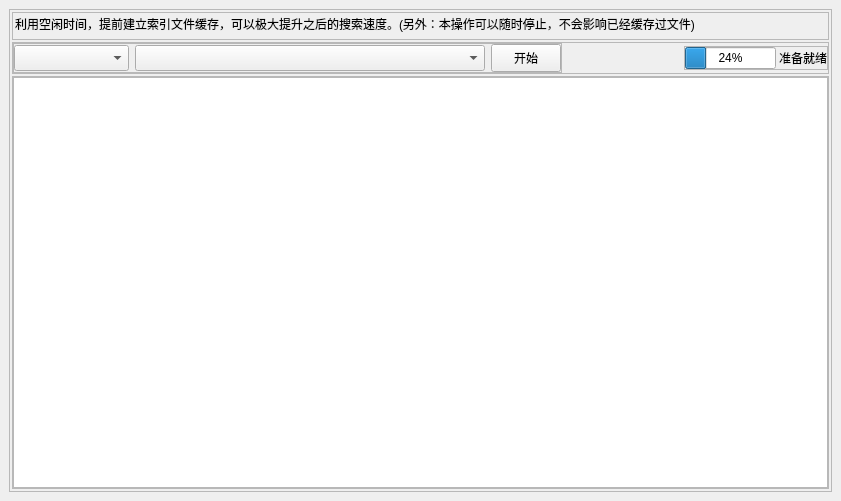
Qt form qcustomdialog/index.ui (Gaoyongxian666/OpenSearcher) before a commit.
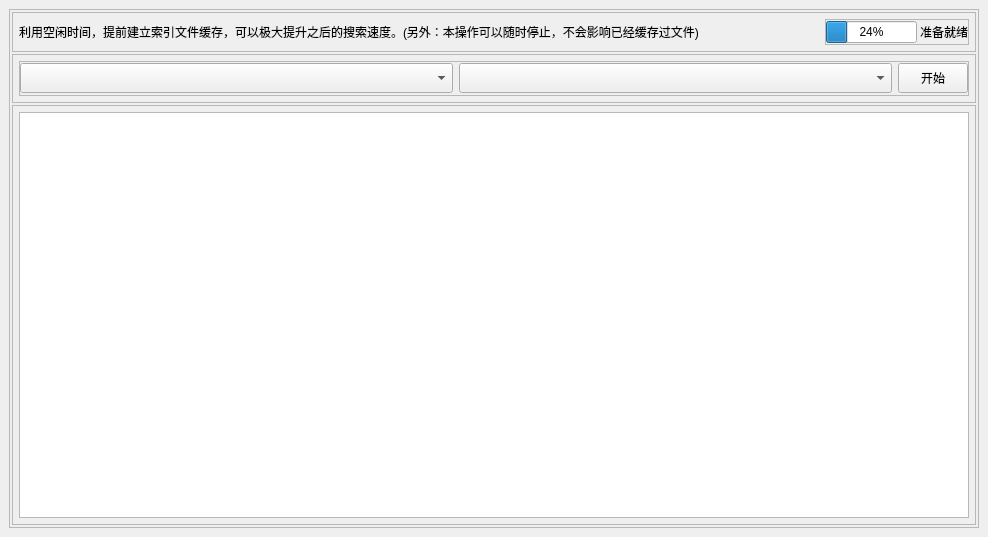
The same form after that commit. Custom widgets are drawn as their Qt base class.

Patch:
```diff
--- a/qcustomdialog/index.ui
+++ b/qcustomdialog/index.ui
@@ -6,8 +6,8 @@
    <rect>
     <x>0</x>
     <y>0</y>
-    <width>841</width>
-    <height>501</height>
+    <width>988</width>
+    <height>537</height>
    </rect>
   </property>
   <property name="windowTitle">
@@ -41,159 +41,54 @@
        </property>
        <item>
         <widget class="QFrame" name="frame_top">
+         <property name="minimumSize">
+          <size>
+           <width>0</width>
+           <height>40</height>
+          </size>
+         </property>
          <property name="frameShape">
           <enum>QFrame::StyledPanel</enum>
          </property>
          <property name="frameShadow">
           <enum>QFrame::Raised</enum>
          </property>
-         <layout class="QVBoxLayout" name="verticalLayout_3">
-          <property name="spacing">
-           <number>0</number>
-          </property>
+         <layout class="QHBoxLayout" name="horizontalLayout_2">
           <property name="leftMargin">
-           <number>2</number>
+           <number>6</number>
           </property>
           <property name="topMargin">
-           <number>2</number>
+           <number>6</number>
           </property>
           <property name="rightMargin">
-           <number>2</number>
+           <number>6</number>
           </property>
           <property name="bottomMargin">
            <number>6</number>
           </property>
           <item>
            <widget class="QLabel" name="label">
+            <property name="sizePolicy">
+             <sizepolicy hsizetype="Expanding" vsizetype="Preferred">
+              <horstretch>0</horstretch>
+              <verstretch>0</verstretch>
+             </sizepolicy>
+            </property>
+            <property name="minimumSize">
+             <size>
+              <width>500</width>
+              <height>0</height>
+             </size>
+            </property>
             <property name="text">
              <string>利用空闲时间，提前建立索引文件缓存，可以极大提升之后的搜索速度。(另外：本操作可以随时停止，不会影响已经缓存过文件)</string>
             </property>
-           </widget>
-          </item>
-         </layout>
-        </widget>
-       </item>
-       <item>
-        <widget class="QFrame" name="frame_center">
-         <property name="minimumSize">
-          <size>
-           <width>0</width>
-           <height>30</height>
-          </size>
-         </property>
-         <property name="frameShape">
-          <enum>QFrame::StyledPanel</enum>
-         </property>
-         <property name="frameShadow">
-          <enum>QFrame::Raised</enum>
-         </property>
-         <layout class="QHBoxLayout" name="horizontalLayout_2">
-          <property name="spacing">
-           <number>2</number>
-          </property>
-          <property name="leftMargin">
-           <number>0</number>
-          </property>
-          <property name="topMargin">
-           <number>0</number>
-          </property>
-          <property name="rightMargin">
-           <number>0</number>
-          </property>
-          <property name="bottomMargin">
-           <number>0</number>
-          </property>
-          <item alignment="Qt::AlignVCenter">
-           <widget class="QFrame" name="frame_center_left">
-            <property name="minimumSize">
-             <size>
-              <width>0</width>
-              <height>30</height>
-             </size>
+            <property name="wordWrap">
+             <bool>true</bool>
             </property>
-            <property name="frameShape">
-             <enum>QFrame::StyledPanel</enum>
-            </property>
-            <property name="frameShadow">
-             <enum>QFrame::Raised</enum>
-            </property>
-            <layout class="QHBoxLayout" name="horizontalLayout_3">
-             <property name="spacing">
-              <number>6</number>
-             </property>
-             <property name="leftMargin">
-              <number>0</number>
-             </property>
-             <property name="topMargin">
-              <number>0</number>
-             </property>
-             <property name="rightMargin">
-              <number>0</number>
-             </property>
-             <property name="bottomMargin">
-              <number>0</number>
-             </property>
-             <item>
-              <widget class="QComboCheckBox" name="comboBox">
-               <property name="sizePolicy">
-                <sizepolicy hsizetype="Preferred" vsizetype="Fixed">
-                 <horstretch>0</horstretch>
-                 <verstretch>0</verstretch>
-                </sizepolicy>
-               </property>
-               <property name="minimumSize">
-                <size>
-                 <width>115</width>
-                 <height>26</height>
-                </size>
-               </property>
-               <property name="maximumSize">
-                <size>
-                 <width>16777215</width>
-                 <height>26</height>
-                </size>
-               </property>
-              </widget>
-             </item>
-             <item>
-              <widget class="QComboCheckBox" name="comboBox_2">
-               <property name="sizePolicy">
-                <sizepolicy hsizetype="Preferred" vsizetype="Fixed">
-                 <horstretch>0</horstretch>
-                 <verstretch>0</verstretch>
-                </sizepolicy>
-               </property>
-               <property name="minimumSize">
-                <size>
-                 <width>350</width>
-                 <height>26</height>
-                </size>
-               </property>
-              </widget>
-             </item>
-             <item alignment="Qt::AlignVCenter">
-              <widget class="QPushButton" name="pushButton">
-               <property name="minimumSize">
-                <size>
-                 <width>0</width>
-                 <height>28</height>
-                </size>
-               </property>
-               <property name="maximumSize">
-                <size>
-                 <width>70</width>
-                 <height>28</height>
-                </size>
-               </property>
-               <property name="text">
-                <string>开始</string>
-               </property>
-              </widget>
-             </item>
-            </layout>
            </widget>
           </item>
-          <item alignment="Qt::AlignRight|Qt::AlignVCenter">
+          <item>
            <widget class="QFrame" name="frame_center_right">
             <property name="sizePolicy">
              <sizepolicy hsizetype="Preferred" vsizetype="Preferred">
@@ -238,7 +133,7 @@
              <property name="bottomMargin">
               <number>0</number>
              </property>
-             <item>
+             <item alignment="Qt::AlignRight">
               <widget class="QLoadingProgressBar" name="progressBar">
                <property name="maximumSize">
                 <size>
@@ -254,8 +149,8 @@
                </property>
               </widget>
              </item>
-             <item>
-              <widget class="QLabel" name="top_lable">
+             <item alignment="Qt::AlignRight">
+              <widget class="QClickableLabel" name="top_lable">
                <property name="sizePolicy">
                 <sizepolicy hsizetype="Preferred" vsizetype="Preferred">
                  <horstretch>0</horstretch>
@@ -288,6 +183,132 @@
          </layout>
         </widget>
        </item>
+       <item>
+        <widget class="QFrame" name="frame_center">
+         <property name="minimumSize">
+          <size>
+           <width>0</width>
+           <height>35</height>
+          </size>
+         </property>
+         <property name="frameShape">
+          <enum>QFrame::StyledPanel</enum>
+         </property>
+         <property name="frameShadow">
+          <enum>QFrame::Raised</enum>
+         </property>
+         <layout class="QVBoxLayout" name="verticalLayout_4">
+          <property name="leftMargin">
+           <number>6</number>
+          </property>
+          <property name="topMargin">
+           <number>6</number>
+          </property>
+          <property name="rightMargin">
+           <number>6</number>
+          </property>
+          <property name="bottomMargin">
+           <number>6</number>
+          </property>
+          <item>
+           <widget class="QFrame" name="frame_center_left">
+            <property name="minimumSize">
+             <size>
+              <width>0</width>
+              <height>35</height>
+             </size>
+            </property>
+            <property name="frameShape">
+             <enum>QFrame::StyledPanel</enum>
+            </property>
+            <property name="frameShadow">
+             <enum>QFrame::Raised</enum>
+            </property>
+            <layout class="QHBoxLayout" name="horizontalLayout_3">
+             <property name="spacing">
+              <number>6</number>
+             </property>
+             <property name="leftMargin">
+              <number>0</number>
+             </property>
+             <property name="topMargin">
+              <number>0</number>
+             </property>
+             <property name="rightMargin">
+              <number>0</number>
+             </property>
+             <property name="bottomMargin">
+              <number>0</number>
+             </property>
+             <item alignment="Qt::AlignVCenter">
+              <widget class="QComboDirBox" name="comboBox_dir">
+               <property name="sizePolicy">
+                <sizepolicy hsizetype="Preferred" vsizetype="Fixed">
+                 <horstretch>0</horstretch>
+                 <verstretch>0</verstretch>
+                </sizepolicy>
+               </property>
+               <property name="minimumSize">
+                <size>
+                 <width>115</width>
+                 <height>30</height>
+                </size>
+               </property>
+               <property name="maximumSize">
+                <size>
+                 <width>16777215</width>
+                 <height>30</height>
+                </size>
+               </property>
+              </widget>
+             </item>
+             <item alignment="Qt::AlignVCenter">
+              <widget class="QComboCheckBox" name="comboBox_type">
+               <property name="sizePolicy">
+                <sizepolicy hsizetype="Preferred" vsizetype="Fixed">
+                 <horstretch>0</horstretch>
+                 <verstretch>0</verstretch>
+                </sizepolicy>
+               </property>
+               <property name="minimumSize">
+                <size>
+                 <width>350</width>
+                 <height>30</height>
+                </size>
+               </property>
+               <property name="maximumSize">
+                <size>
+                 <width>16777215</width>
+                 <height>30</height>
+                </size>
+               </property>
+              </widget>
+             </item>
+             <item alignment="Qt::AlignVCenter">
+              <widget class="QPushButton" name="pushButton">
+               <property name="minimumSize">
+                <size>
+                 <width>0</width>
+                 <height>30</height>
+                </size>
+               </property>
+               <property name="maximumSize">
+                <size>
+                 <width>70</width>
+                 <height>30</height>
+                </size>
+               </property>
+               <property name="text">
+                <string>开始</string>
+               </property>
+              </widget>
+             </item>
+            </layout>
+           </widget>
+          </item>
+         </layout>
+        </widget>
+       </item>
        <item>
         <widget class="QFrame" name="frame_bottom">
          <property name="frameShape">
@@ -298,19 +319,19 @@
          </property>
          <layout class="QHBoxLayout" name="horizontalLayout">
           <property name="spacing">
-           <number>0</number>
+           <number>6</number>
           </property>
           <property name="leftMargin">
-           <number>0</number>
+           <number>6</number>
           </property>
           <property name="topMargin">
-           <number>0</number>
+           <number>6</number>
           </property>
           <property name="rightMargin">
-           <number>0</number>
+           <number>6</number>
           </property>
           <property name="bottomMargin">
-           <number>0</number>
+           <number>6</number>
           </property>
           <item>
            <widget class="QTextBrowser" name="textBrowser"/>
@@ -335,6 +356,16 @@
    <extends>QProgressBar</extends>
    <header>qloadingprogressbar.h</header>
   </customwidget>
+  <customwidget>
+   <class>QComboDirBox</class>
+   <extends>QComboBox</extends>
+   <header>qcombodirbox.h</header>
+  </customwidget>
+  <customwidget>
+   <class>QClickableLabel</class>
+   <extends>QLabel</extends>
+   <header>qclickablelabel.h</header>
+  </customwidget>
  </customwidgets>
  <resources/>
  <connections/>
```
